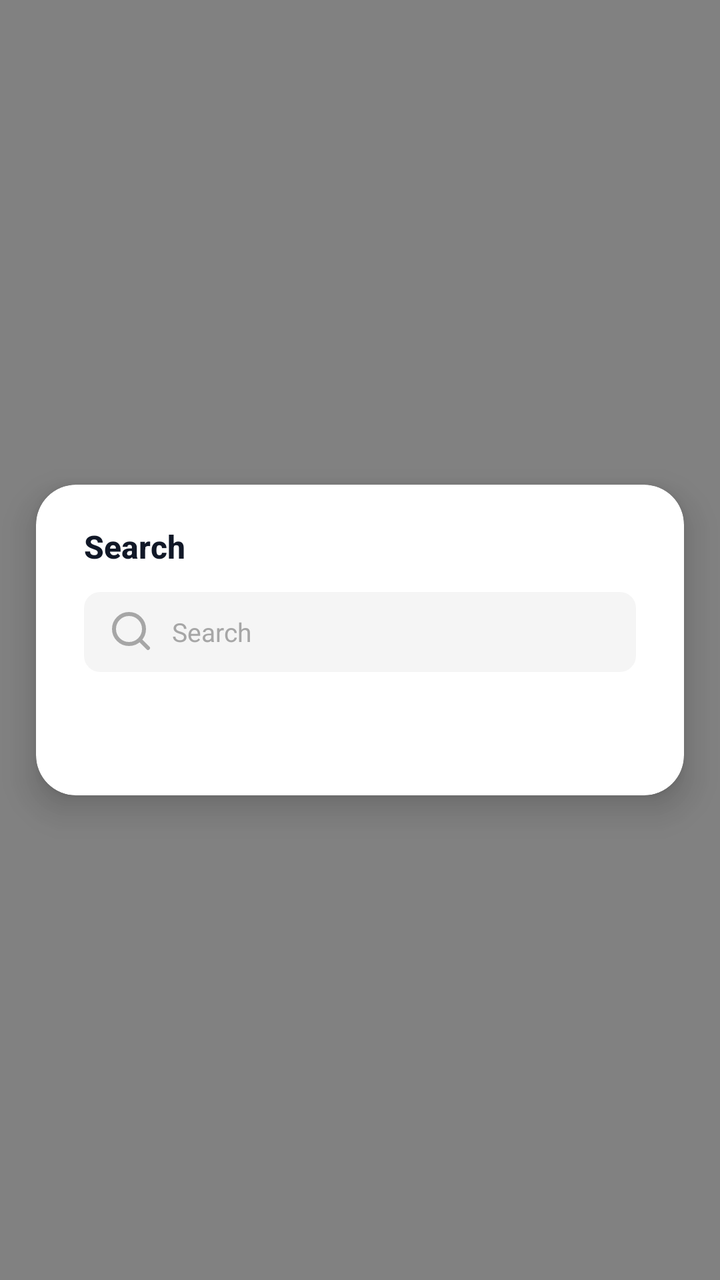
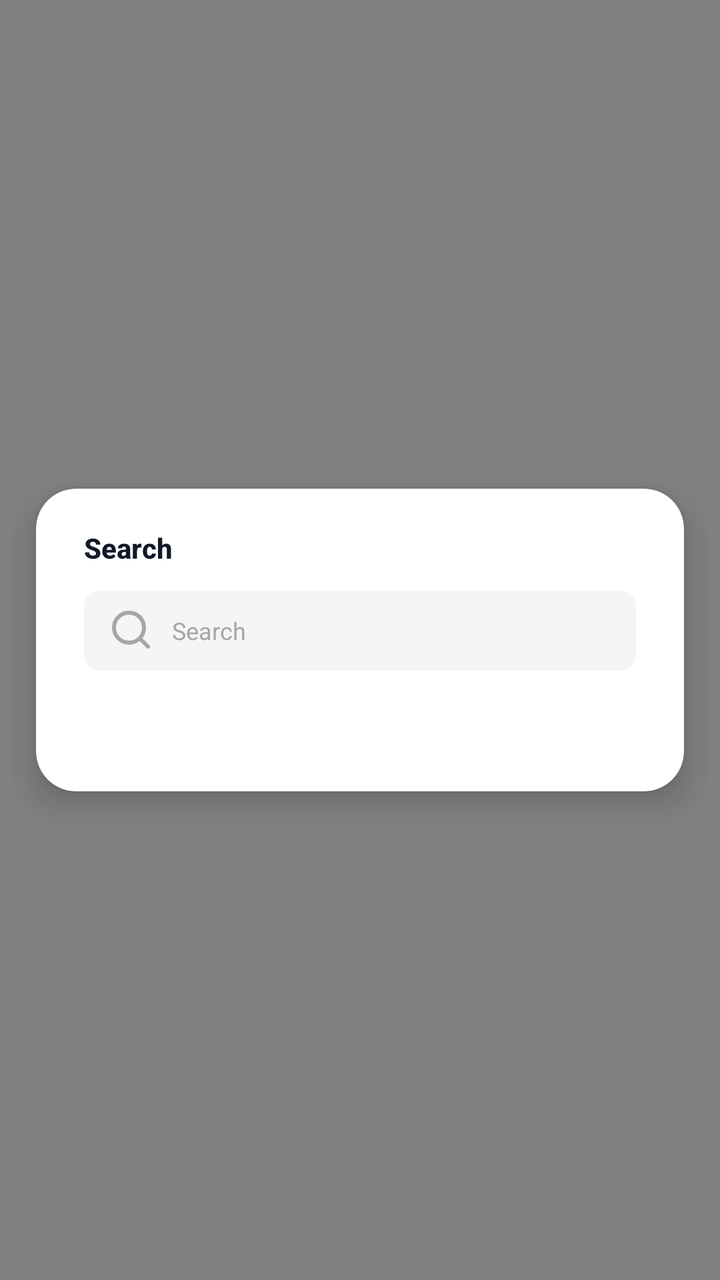

Two renders of the same Android screen: before a commit and after it. Below are the layout's source before the change and the commit's diff.
<!-- AndroidManifest.xml: activity theme Theme.AgentClaw.SearchOverlay -->
<!-- res/layout/activity_chat_search.xml -->
<?xml version="1.0" encoding="utf-8"?>
<androidx.constraintlayout.widget.ConstraintLayout xmlns:android="http://schemas.android.com/apk/res/android"
    xmlns:app="http://schemas.android.com/apk/res-auto"
    android:layout_width="match_parent"
    android:layout_height="match_parent"
    android:fitsSystemWindows="true">

    <View
        android:id="@+id/scrimView"
        android:layout_width="0dp"
        android:layout_height="0dp"
        android:background="@color/search_overlay_scrim"
        android:clickable="true"
        android:focusable="true"
        app:layout_constraintBottom_toBottomOf="parent"
        app:layout_constraintEnd_toEndOf="parent"
        app:layout_constraintStart_toStartOf="parent"
        app:layout_constraintTop_toTopOf="parent" />

    <LinearLayout
        android:id="@+id/searchPanel"
        android:layout_width="0dp"
        android:layout_height="wrap_content"
        android:background="@drawable/bg_chat_search_overlay_panel"
        android:clipToOutline="true"
        android:elevation="10dp"
        android:orientation="vertical"
        android:paddingStart="24dp"
        android:paddingTop="20dp"
        android:paddingEnd="24dp"
        android:paddingBottom="20dp"
        app:layout_constraintBottom_toBottomOf="parent"
        app:layout_constraintEnd_toEndOf="parent"
        app:layout_constraintStart_toStartOf="parent"
        app:layout_constraintTop_toTopOf="parent"
        app:layout_constraintWidth_percent="0.9">

        <LinearLayout
            android:layout_width="match_parent"
            android:layout_height="wrap_content"
            android:gravity="center_vertical"
            android:orientation="horizontal">

            <TextView
                android:id="@+id/titleView"
                android:layout_width="0dp"
                android:layout_height="wrap_content"
                android:layout_weight="1"
                android:textStyle="bold"
                android:fontFamily="sans-serif-medium"
                android:text="@string/chat_search_title"
                android:textColor="@color/text_primary"
                android:textSize="16sp" />

            <ImageButton
                android:id="@+id/closeButton"
                android:layout_width="40dp"
                android:layout_height="40dp"
                android:visibility="gone"
                android:background="@android:color/transparent"
                android:contentDescription="@string/chat_search_close"
                android:padding="8dp"
                android:src="@drawable/ic_search_close"
                app:tint="@color/sidebar_muted" />
        </LinearLayout>

        <FrameLayout
            android:layout_width="match_parent"
            android:layout_height="40dp"
            android:layout_marginTop="12dp"
            android:background="@drawable/bg_shell_search_field">

            <EditText
                android:id="@+id/searchInput"
                android:layout_width="match_parent"
                android:layout_height="match_parent"
                android:layout_marginEnd="44dp"
                android:background="@android:color/transparent"
                android:drawableStart="@drawable/ic_shell_search"
                android:drawablePadding="8dp"
                android:fontFamily="sans-serif"
                android:gravity="center_vertical"
                android:hint="@string/chat_search_input_hint"
                android:imeOptions="actionSearch"
                android:importantForAutofill="no"
                android:inputType="text"
                android:maxLines="1"
                android:paddingStart="12dp"
                android:paddingEnd="12dp"
                android:textColor="@color/text_primary"
                android:textColorHint="@color/sidebar_muted"
                android:textSize="13sp" />

            <ImageButton
                android:id="@+id/clearButton"
                android:layout_width="32dp"
                android:layout_height="32dp"
                android:layout_gravity="end|center_vertical"
                android:layout_marginEnd="12dp"
                android:background="@android:color/transparent"
                android:contentDescription="@string/chat_search_clear"
                android:padding="6dp"
                android:src="@drawable/ic_search_close"
                android:visibility="gone"
                app:tint="@color/sidebar_muted" />
        </FrameLayout>

        <ProgressBar
            android:id="@+id/loadingView"
            android:layout_width="wrap_content"
            android:layout_height="wrap_content"
            android:layout_gravity="center_horizontal"
            android:layout_marginTop="32dp"
            android:visibility="gone" />

        <TextView
            android:id="@+id/emptyStateView"
            android:layout_width="match_parent"
            android:layout_height="wrap_content"
            android:layout_marginTop="24dp"
            android:gravity="center"
            android:paddingStart="12dp"
            android:paddingEnd="12dp"
            android:textColor="@color/text_secondary"
            android:textSize="13sp" />

        <androidx.recyclerview.widget.RecyclerView
            android:id="@+id/searchResultsRecycler"
            android:layout_width="match_parent"
            android:layout_height="wrap_content"
            android:layout_marginTop="12dp"
            android:maxHeight="600dp"
            android:clipToPadding="false"
            android:paddingBottom="12dp"
            android:scrollbars="vertical"
            android:visibility="gone" />
    </LinearLayout>

</androidx.constraintlayout.widget.ConstraintLayout>
<!-- resources referenced by this layout -->
<resources>
  <color name="search_overlay_scrim">#992E2E2E</color>
  <color name="sidebar_muted">#A6A6A6</color>
  <color name="text_primary">#111827</color>
  <color name="text_secondary">#6B7280</color>
  <!-- drawable bg_chat_search_overlay_panel (drawable) -->
  <?xml version="1.0" encoding="utf-8"?>
  <shape xmlns:android="http://schemas.android.com/apk/res/android">
      <solid android:color="@color/surface_card" />
      <corners android:radius="20dp" />
  </shape>
  <!-- drawable bg_shell_search_field (drawable) -->
  <?xml version="1.0" encoding="utf-8"?>
  <shape xmlns:android="http://schemas.android.com/apk/res/android">
      <solid android:color="@color/sidebar_chip" />
      <corners android:radius="8dp" />
  </shape>
  <!-- drawable ic_search_close (drawable) -->
  <?xml version="1.0" encoding="utf-8"?>
  <vector xmlns:android="http://schemas.android.com/apk/res/android"
      android:width="20dp"
      android:height="20dp"
      android:viewportWidth="24"
      android:viewportHeight="24">
      <path
          android:fillColor="@android:color/transparent"
          android:pathData="M6,6L18,18M18,6L6,18"
          android:strokeColor="@color/sidebar_muted"
          android:strokeLineCap="round"
          android:strokeLineJoin="round"
          android:strokeWidth="2" />
  </vector>
  <!-- drawable ic_shell_search (drawable) -->
  <?xml version="1.0" encoding="utf-8"?>
  <vector xmlns:android="http://schemas.android.com/apk/res/android"
      android:width="24dp"
      android:height="24dp"
      android:viewportWidth="24"
      android:viewportHeight="24">
      <path
          android:fillColor="@android:color/transparent"
          android:pathData="M0,0h24v24h-24z"
          android:strokeWidth="0" />
      <path
          android:fillColor="@android:color/transparent"
          android:pathData="M10.5,18A7.5,7.5 0 1 1 10.5,3a7.5,7.5 0 0 1 0,15z"
          android:strokeColor="@color/sidebar_muted"
          android:strokeLineCap="round"
          android:strokeLineJoin="round"
          android:strokeWidth="2" />
      <path
          android:fillColor="@android:color/transparent"
          android:pathData="M16,16l4,4"
          android:strokeColor="@color/sidebar_muted"
          android:strokeLineCap="round"
          android:strokeLineJoin="round"
          android:strokeWidth="2" />
  </vector>
  <string name="chat_search_clear">Clear search text</string>
  <string name="chat_search_close">Close search</string>
  <string name="chat_search_input_hint">Search</string>
  <string name="chat_search_title">Search</string>
  <style name="Theme.AgentClaw.SearchOverlay" parent="Theme.AgentClaw.Transparent">
          <item name="android:statusBarColor">@color/white</item>
          <item name="android:navigationBarColor">@color/white</item>
          <item name="android:windowLightStatusBar">true</item>
          <item name="android:windowLightNavigationBar" tools:targetApi="o_mr1">true</item>
      </style>
  <color name="surface_card">#FFFFFFFF</color>
  <color name="sidebar_chip">#0A000000</color>
  <style name="Theme.AgentClaw.Transparent" parent="Theme.Material3.DayNight.NoActionBar">
          <item name="android:windowIsTranslucent">true</item>
          <item name="android:windowBackground">@android:color/transparent</item>
          <item name="android:colorBackground">@android:color/transparent</item>
      </style>
  <color name="white">#FFFFFFFF</color>
</resources>

<!-- the commit's change to res/layout/activity_chat_search.xml (unified diff, before → after) -->
@@ -50,7 +50,7 @@
                 android:fontFamily="sans-serif-medium"
                 android:text="@string/chat_search_title"
                 android:textColor="@color/text_primary"
-                android:textSize="16sp" />
+                android:textSize="14sp" />
 
             <ImageButton
                 android:id="@+id/closeButton"
@@ -89,7 +89,7 @@
                 android:paddingEnd="12dp"
                 android:textColor="@color/text_primary"
                 android:textColorHint="@color/sidebar_muted"
-                android:textSize="13sp" />
+                android:textSize="12sp" />
 
             <ImageButton
                 android:id="@+id/clearButton"
@@ -122,7 +122,7 @@
             android:paddingStart="12dp"
             android:paddingEnd="12dp"
             android:textColor="@color/text_secondary"
-            android:textSize="13sp" />
+            android:textSize="12sp" />
 
         <androidx.recyclerview.widget.RecyclerView
             android:id="@+id/searchResultsRecycler"
